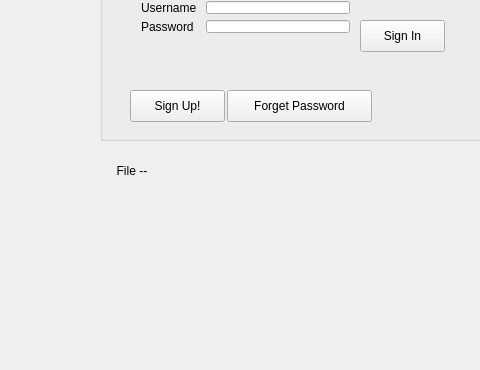
This is StoryTime_01/main/login.ui in johndpope/StoryTime-Qt as Qt 5 draws it before an edit; both pictures show x 0 to 480 and y 110 to 480 of the 800 by 480 pixel window. The edited form follows.
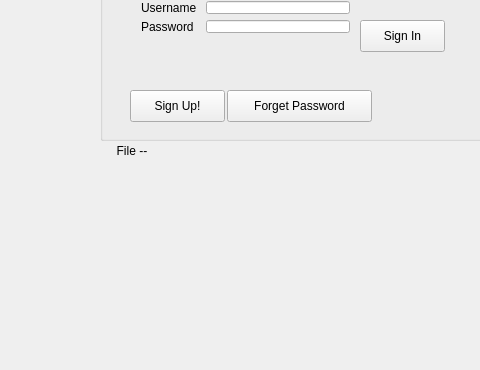
This is the edited form.

Diff of the .ui file:
```diff
--- a/StoryTime_01/main/login.ui
+++ b/StoryTime_01/main/login.ui
@@ -102,7 +102,7 @@
     <property name="geometry">
      <rect>
       <x>100</x>
-      <y>270</y>
+      <y>250</y>
       <width>121</width>
       <height>21</height>
      </rect>
```
